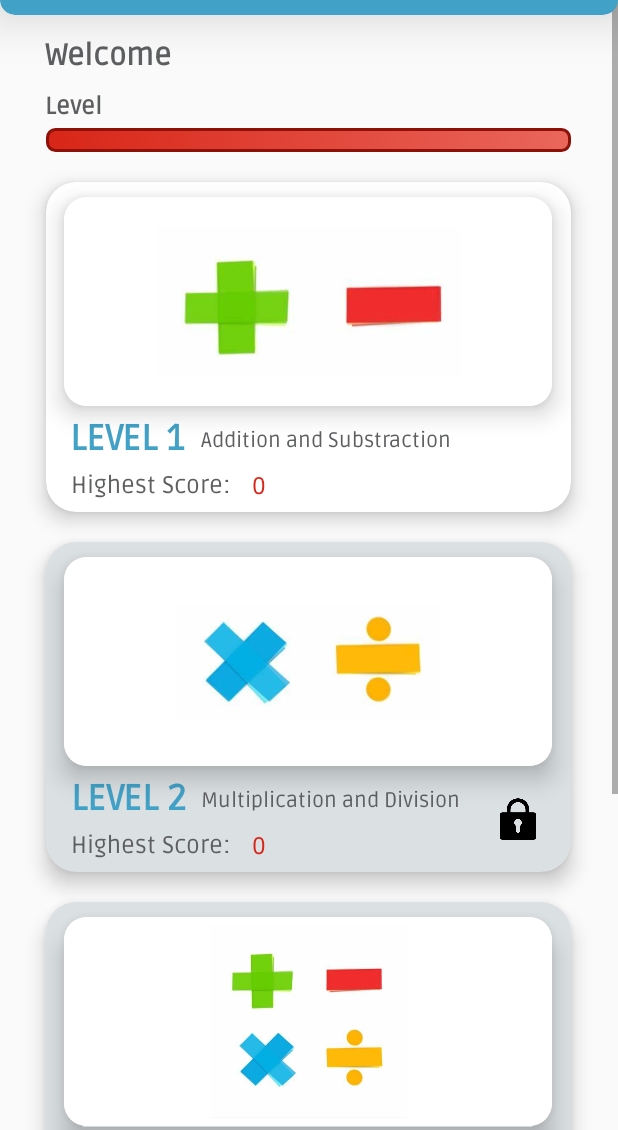
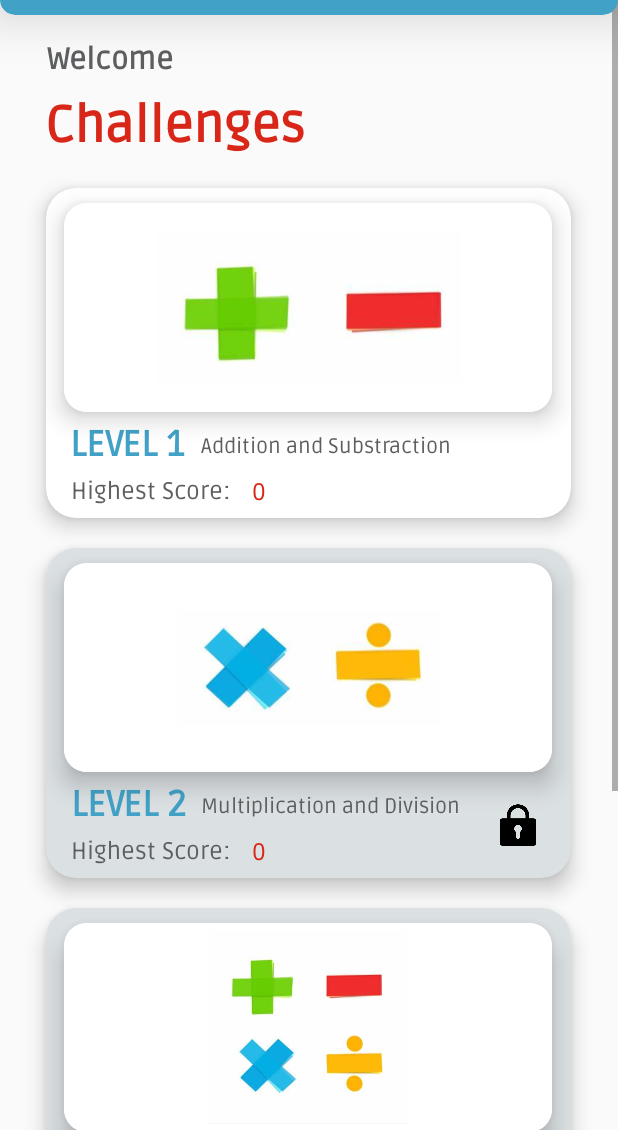
Before and after one commit to thezai01/mathalino, an Android app: the HomePage screen opened directly, with no data from a screen before it, on a phone screen of 412 x 824 dp, the part 106-1236 px from its top. Run offline under Robolectric (Android 15) with nearby library versions, the phone set to English and light mode, and no system bars; 6 statements that could not run were skipped.

Commit message:
math-game

```diff
--- a/app/src/main/java/com/example/math_game/HomePage.java
+++ b/app/src/main/java/com/example/math_game/HomePage.java
@@ -9,9 +9,11 @@ import android.content.Context;
 import android.content.Intent;
 import android.database.Cursor;
 import android.database.sqlite.SQLiteDatabase;
+import android.graphics.Color;
 import android.graphics.PorterDuff;
 import android.os.Bundle;
 import android.os.Handler;
+import android.view.View;
 import android.widget.Button;
 import android.widget.ImageView;
 import android.widget.TextView;
@@ -27,7 +29,7 @@ public class HomePage extends AppCompatActivity {
 
     Intent intent;
     Handler handle;
-    Dialog errorDialog;
+    Dialog errorDialog, confirmDialog;
 
     @Override
     protected void onCreate(Bundle savedInstanceState) {
@@ -35,11 +37,16 @@ public class HomePage extends AppCompatActivity {
         setContentView(R.layout.activity_home_page);
 
         errorDialog = new Dialog(this);
+        confirmDialog = new Dialog(this);
         handle = new Handler();
 
         intent = getIntent();
         username = intent.getStringExtra("username");
         intentCheck = intent.getIntExtra("intent",0);
+
+        lvl1 = findViewById(R.id.cardViewLvl1);
+        lvl2 = findViewById(R.id.cardViewLvl2);
+        lvl3 = findViewById(R.id.cardViewLvl3);
 
         SQLiteDatabase db = openOrCreateDatabase("accDetails", Context.MODE_PRIVATE, null);
         Cursor cursor = db.rawQuery("SELECT * FROM userScore WHERE username ='" + username + "'", null);
@@ -76,10 +83,21 @@ public class HomePage extends AppCompatActivity {
         lvl2tx.setText(String.valueOf(scorelvl2));
         lvl3tx.setText(String.valueOf(scorelvl3));
 
+        ImageView locked2 = findViewById(R.id.lvl2Locked);
+        ImageView locked3 = findViewById(R.id.lvl3Locked);
+
+        if(scorelvl1 >= 60){
+            lvl2.setCardBackgroundColor(Color.WHITE);
+            locked2.setVisibility(View.INVISIBLE);
+        }
+        if(scorelvl2 >= 60){
+            lvl3.setCardBackgroundColor(Color.WHITE);
+            locked3.setVisibility(View.INVISIBLE);
+        }
+
         TextView hpUser = findViewById(R.id.homepageUser);
         hpUser.setText(username);
 
-        lvl1 = findViewById(R.id.cardViewLvl1);
         lvl1.setOnClickListener(v ->{
             intent = new Intent(HomePage.this, GameActivity.class);
             intent.putExtra("lvl",1);
@@ -88,7 +106,6 @@ public class HomePage extends AppCompatActivity {
             handle.postDelayed(this::finish, 0);
         });
 
-        lvl2 = findViewById(R.id.cardViewLvl2);
         lvl2.setOnClickListener(v ->{
             if(scorelvl1>=60) {
                 intent = new Intent(HomePage.this, GameActivity.class);
@@ -101,7 +118,6 @@ public class HomePage extends AppCompatActivity {
             }
         });
 
-        lvl3 = findViewById(R.id.cardViewLvl3);
         lvl3.setOnClickListener(v ->{
             if(scorelvl2>=60) {
                 intent = new Intent(HomePage.this, GameActivity.class);
@@ -114,14 +130,11 @@ public class HomePage extends AppCompatActivity {
             }
         });
 
-        CardView leaderboard = findViewById(R.id.cardViewLeaderboards);
+        ImageView logout = findViewById(R.id.homepageLogout);
+        logout.setOnClickListener(v ->{
+            showConfirm(R.layout.activity_confirm_msg, "Logout","Are you sure about that?");
+        });
 
-        leaderboard.setOnClickListener(v ->{
-            intent = new Intent(HomePage.this, Leaderboards.class);
-            intent.putExtra("username", username);
-            startActivity(intent);
-            handle.postDelayed(this::finish, 0);
-        });
 
     }
 
@@ -149,4 +162,37 @@ public class HomePage extends AppCompatActivity {
         errorDialog.show();
     }
 
+    // confirm message
+    public void showConfirm(int view, String title, String msg){
+        ImageView exitIcon;
+        Button cancel_btn, confirm_btn;
+        TextView changeTitle, changeMsg;
+
+        confirmDialog.setContentView(view);
+        exitIcon = confirmDialog.findViewById(R.id.success_exit);
+        exitIcon.setOnClickListener(v -> {
+            exitIcon.setColorFilter(ContextCompat.getColor(HomePage.this, R.color.error), PorterDuff.Mode.SRC_IN);
+            confirmDialog.dismiss();
+        });
+
+        changeTitle = confirmDialog.findViewById(R.id.success_title);
+        changeTitle.setText(title);
+
+        changeMsg = confirmDialog.findViewById(R.id.success_msg);
+        changeMsg.setText(msg);
+
+        confirm_btn = confirmDialog.findViewById(R.id.dialog_cancel);
+        confirm_btn.setOnClickListener(v -> confirmDialog.dismiss());
+
+        confirm_btn = confirmDialog.findViewById(R.id.success_ok);
+        confirm_btn.setOnClickListener(v -> {
+            Intent intent = new Intent(HomePage.this, MainActivity.class);
+            startActivity(intent);
+            confirmDialog.dismiss();
+            handle.postDelayed(this::finish, 0);
+        });
+
+        confirmDialog.show();
+    }
+
 }
--- a/app/src/main/res/layout/activity_home_page.xml
+++ b/app/src/main/res/layout/activity_home_page.xml
@@ -35,10 +35,10 @@
                     android:textSize="18sp"
                     app:layout_constraintBottom_toBottomOf="parent"
                     app:layout_constraintEnd_toEndOf="parent"
-                    app:layout_constraintHorizontal_bias="0.0"
+                    app:layout_constraintHorizontal_bias="0.305"
                     app:layout_constraintStart_toEndOf="@+id/homepageWelcomeText"
                     app:layout_constraintTop_toTopOf="parent"
-                    app:layout_constraintVertical_bias="0.615" />
+                    app:layout_constraintVertical_bias="0.73" />
 
                 <TextView
                     android:id="@+id/homepageWelcomeText"
@@ -50,10 +50,10 @@
                     android:textStyle="bold"
                     app:layout_constraintBottom_toBottomOf="parent"
                     app:layout_constraintEnd_toEndOf="parent"
-                    app:layout_constraintHorizontal_bias="0.093"
+                    app:layout_constraintHorizontal_bias="0.096"
                     app:layout_constraintStart_toStartOf="parent"
                     app:layout_constraintTop_toTopOf="parent"
-                    app:layout_constraintVertical_bias="0.565" />
+                    app:layout_constraintVertical_bias="0.695" />
             </androidx.constraintlayout.widget.ConstraintLayout>
 
             <TextView
@@ -61,9 +61,9 @@
                 android:layout_width="match_parent"
                 android:layout_height="wrap_content"
                 android:layout_marginStart="30dp"
-                android:text="Level"
-                android:textColor="@color/gray"
-                android:textSize="16sp"
+                android:text="Challenges"
+                android:textColor="@color/error"
+                android:textSize="34sp"
                 android:textStyle="bold"
                 app:layout_constraintBottom_toBottomOf="parent"
                 app:layout_constraintEnd_toEndOf="parent"
@@ -71,17 +71,6 @@
                 app:layout_constraintStart_toStartOf="parent"
                 app:layout_constraintTop_toTopOf="parent"
                 app:layout_constraintVertical_bias="0.6" />
-
-            <ProgressBar
-                android:id="@+id/homepageProgressBar"
-                style="?android:attr/progressBarStyleHorizontal"
-                android:layout_width="350dp"
-                android:layout_height="wrap_content"
-                android:layout_gravity="center"
-                android:layout_marginLeft="4dp"
-                android:layout_marginTop="4dp"
-                android:layout_marginRight="4dp"
-                android:progressDrawable="@drawable/custom_progress_bar" />
 
             <androidx.cardview.widget.CardView
                 android:id="@+id/cardViewLvl1"
```
Also changed, not shown: app/src/main/java/com/example/math_game/ListAdapter.java (added, +43 -0 lines), app/src/main/java/com/example/math_game/ListData.java (added, +11 -0 lines).
